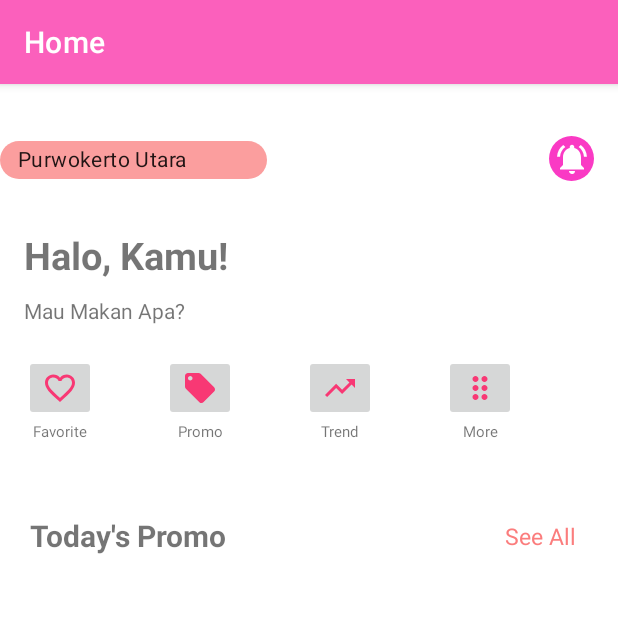
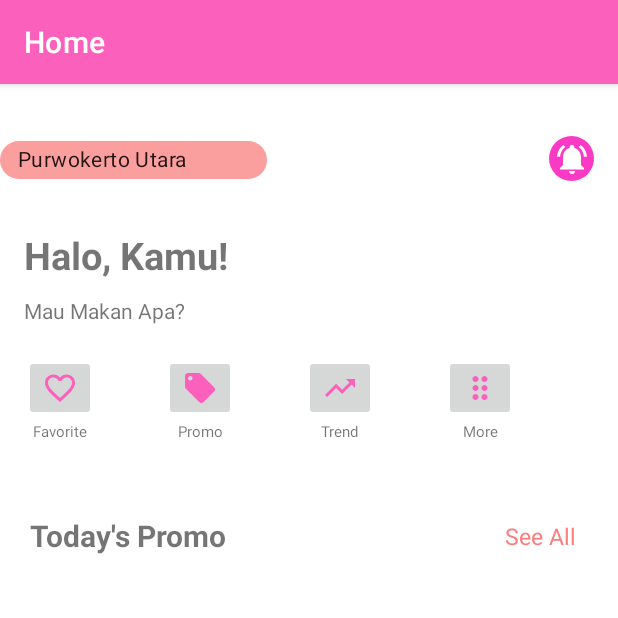
Before and after one commit to faizzaki14/MyAPP, an Android app: the screen it shows after launch (MainActivity), on a phone screen of 412 x 824 dp, the top half of it. Run offline under Robolectric (Android 15) with nearby library versions, the phone set to English and light mode, and no system bars; our stand-ins replace navigation-ui.

Commit message:
color update

```diff
--- a/Home/app/src/main/res/drawable/ic_baseline_drag_indicator_24.xml
+++ b/Home/app/src/main/res/drawable/ic_baseline_drag_indicator_24.xml
@@ -1,4 +1,4 @@
-<vector android:height="24dp" android:tint="#F83874"
+<vector android:height="24dp" android:tint="#FB60BC"
     android:viewportHeight="24" android:viewportWidth="24"
     android:width="24dp" xmlns:android="http://schemas.android.com/apk/res/android">
     <path android:fillColor="@android:color/white" android:pathData="M11,18c0,1.1 -0.9,2 -2,2s-2,-0.9 -2,-2 0.9,-2 2,-2 2,0.9 2,2zM9,10c-1.1,0 -2,0.9 -2,2s0.9,2 2,2 2,-0.9 2,-2 -0.9,-2 -2,-2zM9,4c-1.1,0 -2,0.9 -2,2s0.9,2 2,2 2,-0.9 2,-2 -0.9,-2 -2,-2zM15,8c1.1,0 2,-0.9 2,-2s-0.9,-2 -2,-2 -2,0.9 -2,2 0.9,2 2,2zM15,10c-1.1,0 -2,0.9 -2,2s0.9,2 2,2 2,-0.9 2,-2 -0.9,-2 -2,-2zM15,16c-1.1,0 -2,0.9 -2,2s0.9,2 2,2 2,-0.9 2,-2 -0.9,-2 -2,-2z"/>
--- a/Home/app/src/main/res/drawable/ic_baseline_favorite_border_24.xml
+++ b/Home/app/src/main/res/drawable/ic_baseline_favorite_border_24.xml
@@ -1,4 +1,4 @@
-<vector android:height="24dp" android:tint="#F83874"
+<vector android:height="24dp" android:tint="#FB60BC"
     android:viewportHeight="24" android:viewportWidth="24"
     android:width="24dp" xmlns:android="http://schemas.android.com/apk/res/android">
     <path android:fillColor="@android:color/white" android:pathData="M16.5,3c-1.74,0 -3.41,0.81 -4.5,2.09C10.91,3.81 9.24,3 7.5,3 4.42,3 2,5.42 2,8.5c0,3.78 3.4,6.86 8.55,11.54L12,21.35l1.45,-1.32C18.6,15.36 22,12.28 22,8.5 22,5.42 19.58,3 16.5,3zM12.1,18.55l-0.1,0.1 -0.1,-0.1C7.14,14.24 4,11.39 4,8.5 4,6.5 5.5,5 7.5,5c1.54,0 3.04,0.99 3.57,2.36h1.87C13.46,5.99 14.96,5 16.5,5c2,0 3.5,1.5 3.5,3.5 0,2.89 -3.14,5.74 -7.9,10.05z"/>
--- a/Home/app/src/main/res/drawable/ic_baseline_local_offer_24.xml
+++ b/Home/app/src/main/res/drawable/ic_baseline_local_offer_24.xml
@@ -1,4 +1,4 @@
-<vector android:height="24dp" android:tint="#F83874"
+<vector android:height="24dp" android:tint="#FB60BC"
     android:viewportHeight="24" android:viewportWidth="24"
     android:width="24dp" xmlns:android="http://schemas.android.com/apk/res/android">
     <path android:fillColor="@android:color/white" android:pathData="M21.41,11.58l-9,-9C12.05,2.22 11.55,2 11,2H4c-1.1,0 -2,0.9 -2,2v7c0,0.55 0.22,1.05 0.59,1.42l9,9c0.36,0.36 0.86,0.58 1.41,0.58 0.55,0 1.05,-0.22 1.41,-0.59l7,-7c0.37,-0.36 0.59,-0.86 0.59,-1.41 0,-0.55 -0.23,-1.06 -0.59,-1.42zM5.5,7C4.67,7 4,6.33 4,5.5S4.67,4 5.5,4 7,4.67 7,5.5 6.33,7 5.5,7z"/>
--- a/Home/app/src/main/res/drawable/ic_baseline_trending_up_24.xml
+++ b/Home/app/src/main/res/drawable/ic_baseline_trending_up_24.xml
@@ -1,4 +1,4 @@
-<vector android:height="24dp" android:tint="#F83874"
+<vector android:height="24dp" android:tint="#FB60BC"
     android:viewportHeight="24" android:viewportWidth="24"
     android:width="24dp" xmlns:android="http://schemas.android.com/apk/res/android">
     <path android:fillColor="@android:color/white" android:pathData="M16,6l2.29,2.29 -4.88,4.88 -4,-4L2,16.59 3.41,18l6,-6 4,4 6.3,-6.29L22,12V6z"/>
```
